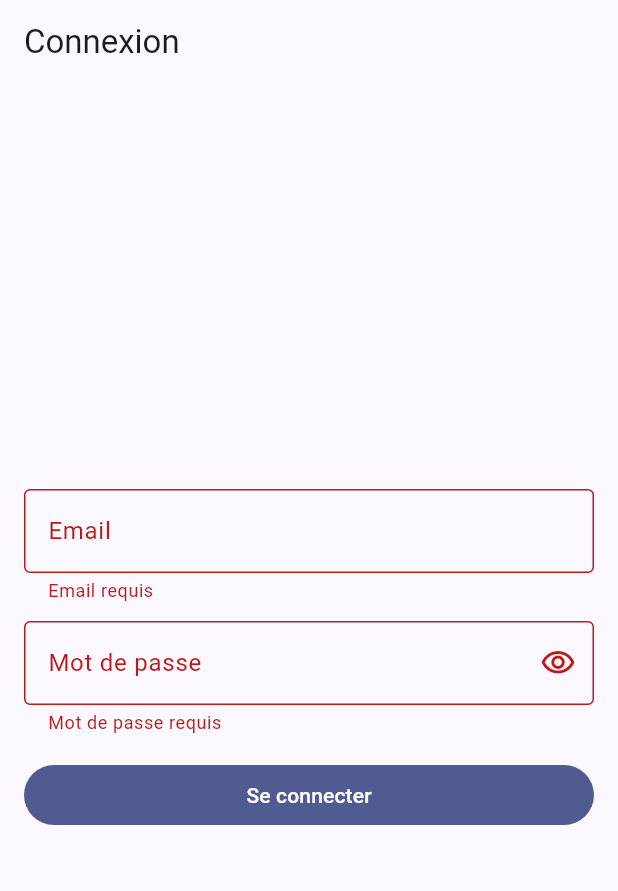
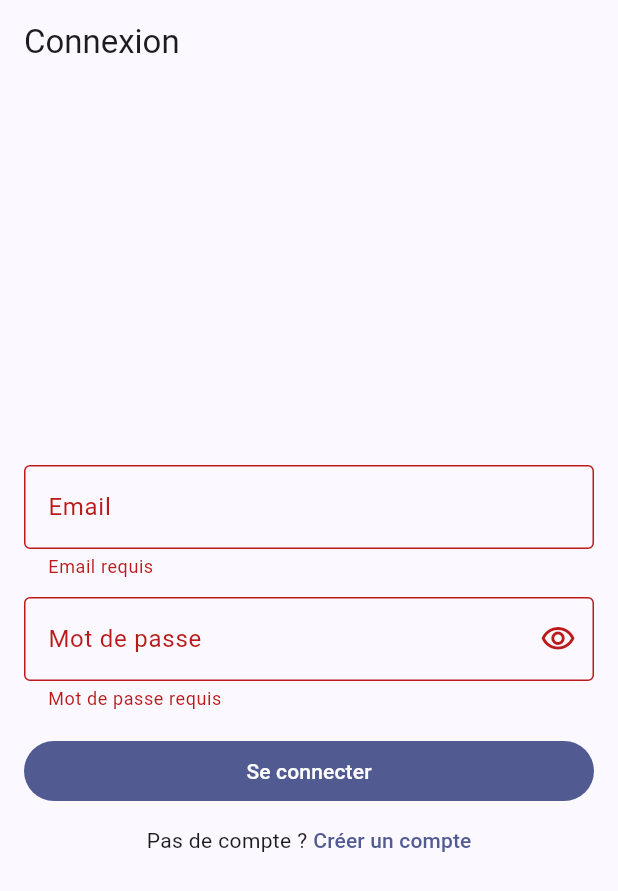
Before and after one commit to julienESN/flutter_project, a Flutter app: the screen it shows after launch, after a tap on "Se connecter", on a phone screen of 412 x 824 dp. Shown: the top 891 px of the screen. Run offline on Flutter 3.47's test engine with Material 3 defaults, Android fonts, the phone set to English and light mode, and no system bars; our stand-ins replace shared_preferences.

Commit message:
Finalisation des features de la login page avec les tests correspondant, --> ajout de firebase a faire

```diff
--- a/lib/screens/login_screen.dart
+++ b/lib/screens/login_screen.dart
@@ -1,32 +1,8 @@
 import 'package:flutter/material.dart';
-import 'home_screen.dart';
+import '../widgets/login_form.dart';
 
-class LoginScreen extends StatefulWidget {
+class LoginScreen extends StatelessWidget {
   const LoginScreen({super.key});
-
-  @override
-  State<LoginScreen> createState() => _LoginScreenState();
-}
-
-class _LoginScreenState extends State<LoginScreen> {
-  final _formKey = GlobalKey<FormState>();
-  final _emailCtrl = TextEditingController();
-  final _pwdCtrl = TextEditingController();
-  bool _obscure = true;
-
-  @override
-  void dispose() {
-    _emailCtrl.dispose();
-    _pwdCtrl.dispose();
-    super.dispose();
-  }
-
-  Future<void> _submit() async {
-    if (!_formKey.currentState!.validate()) return;
-    Navigator.of(
-      context,
-    ).pushReplacement(MaterialPageRoute(builder: (_) => const HomeScreen()));
-  }
 
   @override
   Widget build(BuildContext context) {
@@ -35,61 +11,7 @@ class _LoginScreenState extends State<LoginScreen> {
       body: Center(
         child: ConstrainedBox(
           constraints: const BoxConstraints(maxWidth: 420),
-          child: Padding(
-            padding: const EdgeInsets.all(16),
-            child: Form(
-              key: _formKey,
-              child: Column(
-                mainAxisSize: MainAxisSize.min,
-                children: [
-                  TextFormField(
-                    controller: _emailCtrl,
-                    keyboardType: TextInputType.emailAddress,
-                    decoration: const InputDecoration(
-                      labelText: 'Email',
-                      hintText: 'votre@email.com',
-                      border: OutlineInputBorder(),
-                    ),
-                    validator: (v) {
-                      if (v == null || v.trim().isEmpty) return 'Email requis';
-                      if (!v.contains('@')) return 'Email invalide';
-                      return null;
-                    },
-                  ),
-                  const SizedBox(height: 12),
-                  TextFormField(
-                    controller: _pwdCtrl,
-                    obscureText: _obscure,
-                    decoration: InputDecoration(
-                      labelText: 'Mot de passe',
-                      border: const OutlineInputBorder(),
-                      suffixIcon: IconButton(
-                        icon: Icon(
-                          _obscure
-                              ? Icons.visibility_outlined
-                              : Icons.visibility_off_outlined,
-                        ),
-                        onPressed: () => setState(() => _obscure = !_obscure),
-                      ),
-                    ),
-                    validator: (v) {
-                      if (v == null || v.isEmpty) return 'Mot de passe requis';
-                      if (v.length < 6) return 'Au moins 6 caractères';
-                      return null;
-                    },
-                  ),
-                  const SizedBox(height: 16),
-                  SizedBox(
-                    width: double.infinity,
-                    child: FilledButton(
-                      onPressed: _submit,
-                      child: const Text('Se connecter'),
-                    ),
-                  ),
-                ],
-              ),
-            ),
-          ),
+          child: const Padding(padding: EdgeInsets.all(16), child: LoginForm()),
         ),
       ),
     );
--- /dev/null
+++ b/lib/widgets/email_field.dart
@@ -0,0 +1,25 @@
+import 'package:flutter/material.dart';
+
+class EmailField extends StatelessWidget {
+  final TextEditingController controller;
+
+  const EmailField({super.key, required this.controller});
+
+  @override
+  Widget build(BuildContext context) {
+    return TextFormField(
+      controller: controller,
+      keyboardType: TextInputType.emailAddress,
+      decoration: const InputDecoration(
+        labelText: 'Email',
+        hintText: 'votre@email.com',
+        border: OutlineInputBorder(),
+      ),
+      validator: (v) {
+        if (v == null || v.trim().isEmpty) return 'Email requis';
+        if (!v.contains('@')) return 'Email invalide';
+        return null;
+      },
+    );
+  }
+}
--- /dev/null
+++ b/lib/widgets/login_form.dart
@@ -0,0 +1,86 @@
+import 'package:flutter/material.dart';
+import '../screens/home_screen.dart';
+import 'email_field.dart';
+import 'password_field.dart';
+import 'submit_button.dart';
+
+class LoginForm extends StatefulWidget {
+  const LoginForm({super.key});
+
+  @override
+  State<LoginForm> createState() => _LoginFormState();
+}
+
+class _LoginFormState extends State<LoginForm> {
+  final _formKey = GlobalKey<FormState>();
+  final _emailCtrl = TextEditingController();
+  final _pwdCtrl = TextEditingController();
+  bool _obscure = true;
+
+  @override
+  void dispose() {
+    _emailCtrl.dispose();
+    _pwdCtrl.dispose();
+    super.dispose();
+  }
+
+  Future<void> _submit(BuildContext context) async {
+    if (!_formKey.currentState!.validate()) return;
+    Navigator.of(
+      context,
+    ).pushReplacement(MaterialPageRoute(builder: (_) => const HomeScreen()));
+  }
+
+  @override
+  Widget build(BuildContext context) {
+    return Form(
+      key: _formKey,
+      child: Column(
+        mainAxisSize: MainAxisSize.min,
+        children: [
+          EmailField(controller: _emailCtrl),
+          const SizedBox(height: 12),
+          PasswordField(
+            controller: _pwdCtrl,
+            obscure: _obscure,
+            onToggleObscure: () => setState(() => _obscure = !_obscure),
+          ),
+          const SizedBox(height: 16),
+          SubmitButton(onPressed: () => _submit(context)),
+          const SizedBox(height: 12),
+          Wrap(
+            alignment: WrapAlignment.center,
+            crossAxisAlignment: WrapCrossAlignment.center,
+            spacing: 4,
+            children: [
+              const Text('Pas de compte ?'),
+              TextButton(
+                style: TextButton.styleFrom(
+                  padding: EdgeInsets.zero,
+                  tapTargetSize: MaterialTapTargetSize.shrinkWrap,
+                  minimumSize: Size(0, 0),
+                ),
+                onPressed: () {
+                  showDialog(
+                    context: context,
+                    builder: (context) => AlertDialog(
+                      title: const Text('Créer un compte'),
+                      content: const Text('Bientôt disponible.'),
+                      actions: [
+                        TextButton(
+                          onPressed: () => Navigator.of(context).pop(),
+                          child: const Text('OK'),
+                        ),
+                      ],
+                    ),
+                  );
+                },
+                child: const Text('Créer un compte'),
+              ),
+            ],
+          ),
+        ],
+      ),
+    );
+  }
+}
--- /dev/null
+++ b/lib/widgets/password_field.dart
@@ -0,0 +1,37 @@
+import 'package:flutter/material.dart';
+
+class PasswordField extends StatelessWidget {
+  final TextEditingController controller;
+  final bool obscure;
+  final VoidCallback onToggleObscure;
+
+  const PasswordField({
+    super.key,
+    required this.controller,
+    required this.obscure,
+    required this.onToggleObscure,
+  });
+
+  @override
+  Widget build(BuildContext context) {
+    return TextFormField(
+      controller: controller,
+      obscureText: obscure,
+      decoration: InputDecoration(
+        labelText: 'Mot de passe',
+        border: const OutlineInputBorder(),
+        suffixIcon: IconButton(
+          icon: Icon(
+            obscure ? Icons.visibility_outlined : Icons.visibility_off_outlined,
+          ),
+          onPressed: onToggleObscure,
+        ),
+      ),
+      validator: (v) {
+        if (v == null || v.isEmpty) return 'Mot de passe requis';
+        if (v.length < 6) return 'Au moins 6 caractères';
+        return null;
+      },
+    );
+  }
+}
--- /dev/null
+++ b/lib/widgets/submit_button.dart
@@ -0,0 +1,18 @@
+import 'package:flutter/material.dart';
+
+class SubmitButton extends StatelessWidget {
+  final VoidCallback onPressed;
+
+  const SubmitButton({super.key, required this.onPressed});
+
+  @override
+  Widget build(BuildContext context) {
+    return SizedBox(
+      width: double.infinity,
+      child: FilledButton(
+        onPressed: onPressed,
+        child: const Text('Se connecter'),
+      ),
+    );
+  }
+}
```
Also changed, not shown: 2 other files.
